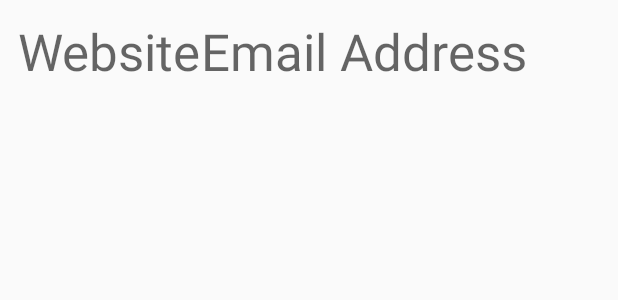
After one commit to JJJJJJJJJ99/Inminder, an Android app: the layout entries_password.xml on its own in the app's theme, with its tools: preview values and no code run, on a phone screen of 412 x 824 dp. The commit adds this screen. Shown: the top 300 px of the screen. Run offline under Robolectric (Android 15) with nearby library versions, the phone set to English and light mode, and no system bars.

Commit message:
one more xml

```diff
--- a/app/src/main/java/edu/brandeis/jjwang95/inminder/MainActivity.java
+++ b/app/src/main/java/edu/brandeis/jjwang95/inminder/MainActivity.java
@@ -29,9 +29,9 @@ public class MainActivity extends AppCompatActivity {
         Log.d("Create dbHelper", "Created");
         PasswordObject testPassword = new PasswordObject("lalalala", "1111");
         long testPassword_id = dbHelper.createPassword(testPassword);
-        Log.d("Added one password", "Password count" + dbHelper.getAllPasswords().size());
+//        Log.d("Added one password", "Password count" + dbHelper.getAllPasswords().size());
         dbHelper.deleteAllPassword();
-        Log.d("Delete All", "Password count" + dbHelper.getAllPasswords().size());
+//        Log.d("Delete All", "Password count" + dbHelper.getAllPasswords().size());
         dbHelper.closeDB();
         /*********************Test*******************************************************/
 
--- a/app/src/main/java/edu/brandeis/jjwang95/inminder/Password.java
+++ b/app/src/main/java/edu/brandeis/jjwang95/inminder/Password.java
@@ -1,5 +1,6 @@
 package edu.brandeis.jjwang95.inminder;
 
+import android.database.Cursor;
 import android.support.v7.app.AppCompatActivity;
 import android.os.Bundle;
 import android.support.v7.widget.SearchView;
@@ -7,6 +8,7 @@ import android.widget.ListView;
 
 public class Password extends AppCompatActivity {
     private DBHelper helper;
+    private Cursor cursor;
 
     @Override
     protected void onCreate(Bundle savedInstanceState) {
@@ -17,6 +19,8 @@ public class Password extends AppCompatActivity {
         ListView list = new ListView(getApplicationContext());
 
         helper = DBHelper.getInstance(getApplicationContext());
+        cursor = helper.getAllPasswords();
+        String[] from = new String[] {"website","password"};
 
     }
 }
--- /dev/null
+++ b/app/src/main/res/layout/entries_password.xml
@@ -0,0 +1,28 @@
+<?xml version="1.0" encoding="utf-8"?>
+<RelativeLayout xmlns:android="http://schemas.android.com/apk/res/android"
+    android:layout_width="match_parent"
+    android:layout_height="match_parent">
+
+    <TextView
+        android:text="Website"
+        android:layout_width="wrap_content"
+        android:layout_height="wrap_content"
+        android:layout_alignParentTop="true"
+        android:layout_alignParentLeft="true"
+        android:layout_alignParentStart="true"
+        android:layout_marginLeft="12dp"
+        android:layout_marginStart="12dp"
+        android:layout_marginTop="11dp"
+        android:id="@+id/website"
+        android:textAppearance="@style/TextAppearance.AppCompat.Display1" />
+
+    <TextView
+        android:text="Email Address"
+        android:layout_width="match_parent"
+        android:layout_height="wrap_content"
+        android:layout_alignTop="@+id/website"
+        android:layout_toEndOf="@+id/website"
+        android:id="@+id/accountname"
+        android:textAppearance="@style/TextAppearance.AppCompat.Display1"
+        android:layout_toRightOf="@+id/website" />
+</RelativeLayout>
```
